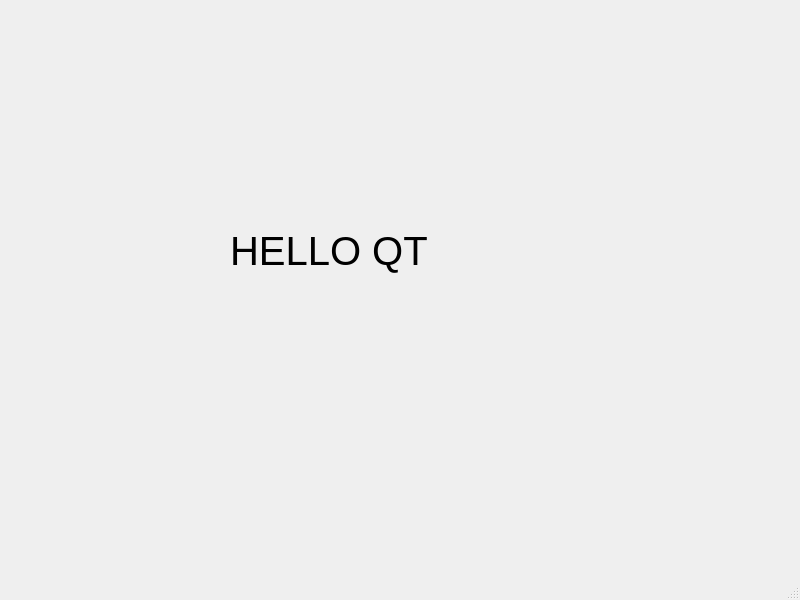
Qt form mainwindow.ui (BBIGQ-LYQ/QT) before a commit.
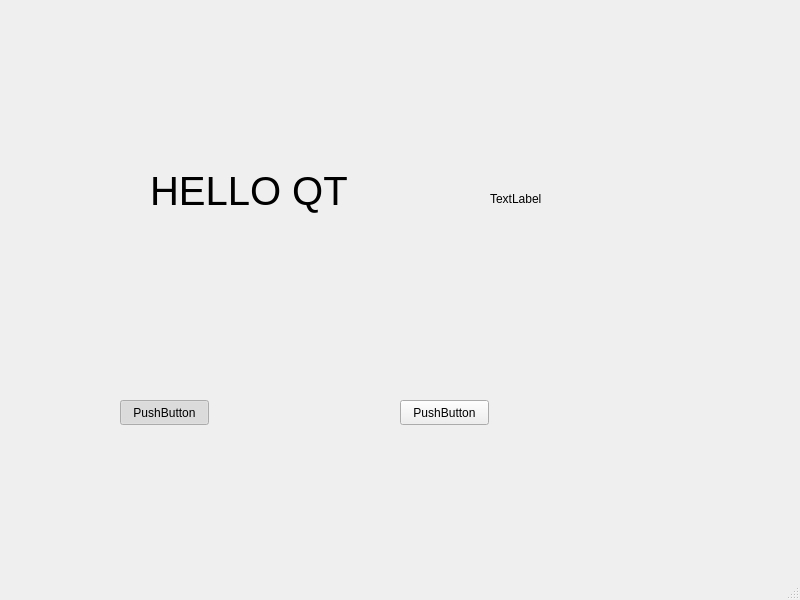
The same form after that commit.

```diff
--- a/mainwindow.ui
+++ b/mainwindow.ui
@@ -17,8 +17,8 @@
    <widget class="QLabel" name="label">
     <property name="geometry">
      <rect>
-      <x>230</x>
-      <y>200</y>
+      <x>150</x>
+      <y>140</y>
       <width>321</width>
       <height>101</height>
      </rect>
@@ -32,6 +32,51 @@
      <string>HELLO QT</string>
     </property>
    </widget>
+   <widget class="QPushButton" name="pushButton">
+    <property name="geometry">
+     <rect>
+      <x>120</x>
+      <y>400</y>
+      <width>89</width>
+      <height>25</height>
+     </rect>
+    </property>
+    <property name="text">
+     <string>PushButton</string>
+    </property>
+    <property name="checkable">
+     <bool>true</bool>
+    </property>
+    <property name="checked">
+     <bool>true</bool>
+    </property>
+   </widget>
+   <widget class="QPushButton" name="button_exit">
+    <property name="geometry">
+     <rect>
+      <x>400</x>
+      <y>400</y>
+      <width>89</width>
+      <height>25</height>
+     </rect>
+    </property>
+    <property name="text">
+     <string>PushButton</string>
+    </property>
+   </widget>
+   <widget class="QLabel" name="small">
+    <property name="geometry">
+     <rect>
+      <x>490</x>
+      <y>190</y>
+      <width>67</width>
+      <height>17</height>
+     </rect>
+    </property>
+    <property name="text">
+     <string>TextLabel</string>
+    </property>
+   </widget>
   </widget>
   <widget class="QMenuBar" name="menubar">
    <property name="geometry">
```
Left out of the diff: 2 changed lines with no effect on the pictures.
